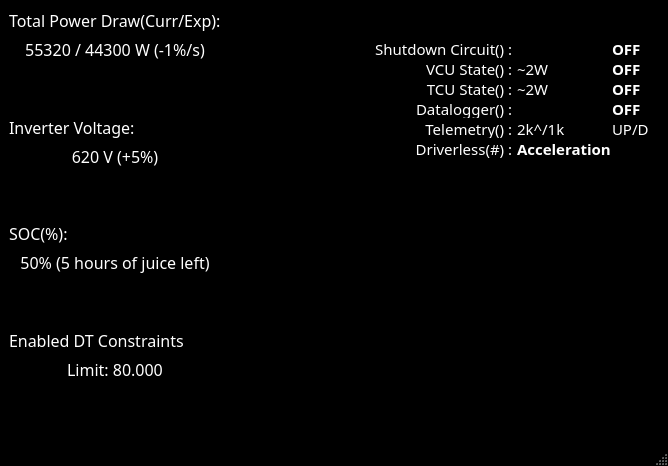
First picture: the form in src/voidsterdebugwindow.ui, repository FSLART/volante_alpha_qt, before the edit.
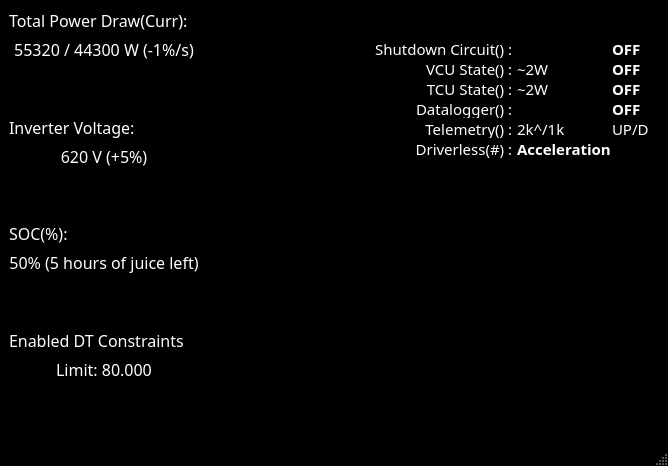
Second picture: the form after the edit. Custom widgets are drawn as their Qt base class.

Patch:
```diff
--- a/src/voidsterdebugwindow.ui
+++ b/src/voidsterdebugwindow.ui
@@ -612,7 +612,7 @@
           <item row="0" column="0">
            <widget class="QLabel" name="TotalPowerDraw_Prefix">
             <property name="text">
-             <string>Total Power Draw(Curr/Exp):</string>
+             <string>Total Power Draw(Curr):</string>
             </property>
            </widget>
           </item>
```
Left out of the diff: 43 changed lines with no effect on the pictures.
